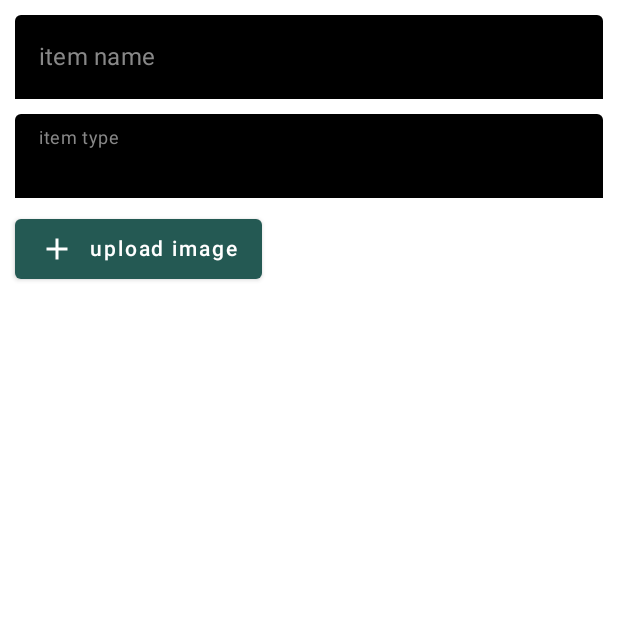
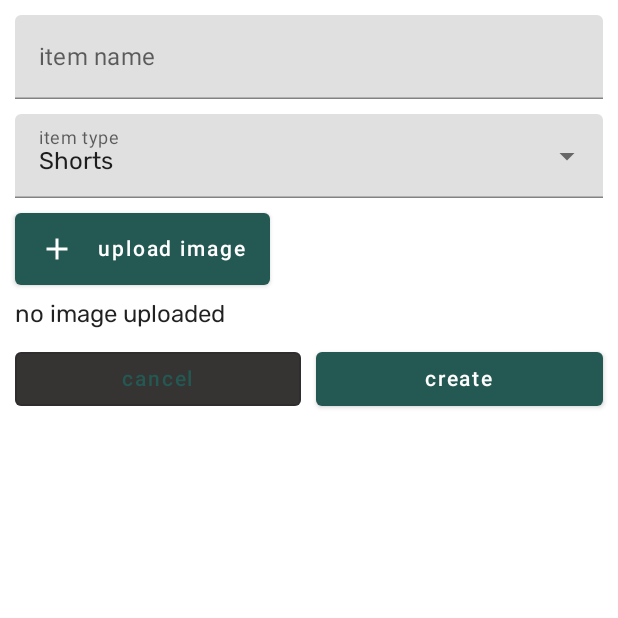
Before and after one commit to jarivalentine/Virtual-Closet, an Android app built with Jetpack Compose: the composable CreateScreen shown on its own in the app's theme, on a phone screen of 412 x 824 dp, the top half of it. Run offline under Robolectric (Android 15) with nearby library versions, the phone set to English and light mode, and no system bars.

Commit message:
control button create page

```diff
--- a/app/src/main/java/be/howest/jarivalentine/virtualcloset/MainActivity.kt
+++ b/app/src/main/java/be/howest/jarivalentine/virtualcloset/MainActivity.kt
@@ -64,7 +64,6 @@ fun BottomNav(modifier: Modifier = Modifier) {
     Row(
         modifier = modifier
             .fillMaxWidth()
-            .background(Color.Black)
             .height(70.dp),
         verticalAlignment = Alignment.CenterVertically,
         horizontalArrangement = Arrangement.SpaceEvenly
@@ -83,7 +82,6 @@ fun BottomNavButton(icon: ImageVector) {
             imageVector = icon,
             contentDescription = null,
             modifier = Modifier.size(35.dp),
-            tint = Color.White
         )
     }
 }
@@ -96,7 +94,7 @@ fun MainContent() {
             TopBar(title = R.string.create_title)
         },
     ) {
-        CreateScreen()
+        ItemScreen()
     }
 }
 
@@ -105,7 +103,6 @@ fun TopBar(modifier: Modifier = Modifier, @StringRes title: Int) {
     Row(
         modifier = modifier
             .fillMaxWidth()
-            .background(Color.Black)
             .height(60.dp),
         verticalAlignment = Alignment.CenterVertically,
         horizontalArrangement = Arrangement.SpaceBetween
@@ -130,7 +127,6 @@ fun TopBarMenu() {
 fun TopBarTitle(@StringRes title: Int) {
     Text(
         text = stringResource(title),
-        color = Color.White,
         fontSize = 24.sp,
         modifier = Modifier.padding(end = 20.dp)
     )
--- a/app/src/main/java/be/howest/jarivalentine/virtualcloset/ui/CreateScreen.kt
+++ b/app/src/main/java/be/howest/jarivalentine/virtualcloset/ui/CreateScreen.kt
@@ -1,35 +1,34 @@
 package be.howest.jarivalentine.virtualcloset.ui
 
-import androidx.compose.animation.core.exponentialDecay
 import androidx.compose.foundation.background
-import androidx.compose.foundation.layout.Column
-import androidx.compose.foundation.layout.fillMaxSize
-import androidx.compose.foundation.layout.fillMaxWidth
-import androidx.compose.foundation.layout.padding
+import androidx.compose.foundation.layout.*
 import androidx.compose.material.*
 import androidx.compose.material.icons.Icons
 import androidx.compose.material.icons.filled.Add
-import androidx.compose.material.icons.filled.KeyboardArrowUp
 import androidx.compose.runtime.*
+import androidx.compose.ui.Alignment
 import androidx.compose.ui.Modifier
 import androidx.compose.ui.graphics.Color
 import androidx.compose.ui.res.stringResource
 import androidx.compose.ui.text.input.TextFieldValue
+import androidx.compose.ui.tooling.preview.Preview
 import androidx.compose.ui.unit.dp
 import be.howest.jarivalentine.virtualcloset.R
 import be.howest.jarivalentine.virtualcloset.data.tags
+import be.howest.jarivalentine.virtualcloset.ui.theme.VirtualClosetTheme
 
 @Composable
 fun CreateScreen() {
     Column(
         modifier = Modifier
             .fillMaxSize()
-            .background(Color.White)
-            .padding(10.dp)
+            .padding(10.dp),
+        verticalArrangement = Arrangement.spacedBy(10.dp)
     ) {
         ItemNameTextField()
         ItemTypeDropdown()
         ImageUploadButton()
+        ControlButtons()
     }
 }
 
@@ -40,15 +39,14 @@ fun ItemNameTextField() {
         value = text,
         onValueChange = { text = it },
         modifier = Modifier
-            .fillMaxWidth()
-            .padding(bottom = 10.dp),
-        colors = TextFieldDefaults.textFieldColors(
+            .fillMaxWidth(),
+/*        colors = TextFieldDefaults.textFieldColors(
             backgroundColor = Color.Black,
             focusedIndicatorColor = Color.Gray,
             cursorColor = Color.White,
             unfocusedLabelColor = Color.Gray,
             focusedLabelColor = Color.Gray
-        ),
+        ),*/
         label = { Text(text = "item name") },
         singleLine = true
     )
@@ -67,12 +65,10 @@ fun ItemTypeDropdown() {
         DropdownTextField(selectedItem, expanded)
         ExposedDropdownMenu(expanded = expanded, onDismissRequest = { expanded = false }) {
             tags.forEach { selected ->
-                DropdownMenuItem(
-                    onClick = {
-                        selectedItem = selected
-                        expanded = false
-                    }
-                ) {
+                DropdownMenuItem(onClick = {
+                    selectedItem = selected
+                    expanded = false
+                }) {
                     Text(text = selected)
                 }
             }
@@ -87,16 +83,15 @@ fun DropdownTextField(selectedItem: String, isExpanded: Boolean) {
         value = selectedItem,
         onValueChange = {},
         modifier = Modifier
-            .fillMaxWidth()
-            .padding(bottom = 10.dp),
+            .fillMaxWidth(),
         readOnly = true,
-        colors = TextFieldDefaults.textFieldColors(
+/*        colors = TextFieldDefaults.textFieldColors(
             backgroundColor = Color.Black,
             focusedIndicatorColor = Color.Gray,
             cursorColor = Color.White,
             unfocusedLabelColor = Color.Gray,
             focusedLabelColor = Color.Gray
-        ),
+        ),*/
         label = { Text(text = "item type") },
         trailingIcon = {
             ExposedDropdownMenuDefaults.TrailingIcon(
@@ -111,12 +106,43 @@ fun DropdownTextField(selectedItem: String, isExpanded: Boolean) {
 fun ImageUploadButton() {
     Button(
         onClick = { /*TODO*/ },
-        modifier = Modifier
+/*        colors = ButtonDefaults.buttonColors(
+            backgroundColor = Color.Black,
+            contentColor = Color.White
+        ),*/
+        modifier = Modifier.height(48.dp)
     ) {
         Icon(imageVector = Icons.Filled.Add, contentDescription = "Upload icon")
         Text(
             text = stringResource(R.string.image_button),
-            modifier = Modifier.padding(start = 10.dp)
+            modifier = Modifier.padding(start = 15.dp)
         )
     }
+    Text(text = "no image uploaded")
 }
+
+@Composable
+fun ControlButtons() {
+    Row(
+        modifier = Modifier.fillMaxWidth(),
+        horizontalArrangement = Arrangement.spacedBy(10.dp)
+    ) {
+        OutlinedButton(modifier = Modifier.weight(1f), onClick = { }) {
+            Text(stringResource(R.string.cancel))
+        }
+        Button(
+            modifier = Modifier.weight(1f),
+            onClick = {  }
+        ) {
+            Text(stringResource(R.string.next))
+        }
+    }
+}
+
+@Preview(showBackground = true)
+@Composable
+fun DefaultPreview() {
+    VirtualClosetTheme {
+        CreateScreen()
+    }
+}
--- a/app/src/main/res/values/strings.xml
+++ b/app/src/main/res/values/strings.xml
@@ -9,4 +9,6 @@
     <string name="menu">Menu</string>
     <string name="create_title">create item</string>
     <string name="image_button">upload image</string>
+    <string name="cancel">cancel</string>
+    <string name="next">create</string>
 </resources>
```
Also changed, not shown: app/src/main/java/be/howest/jarivalentine/virtualcloset/ui/ItemScreen.kt (+4 -18 lines).
